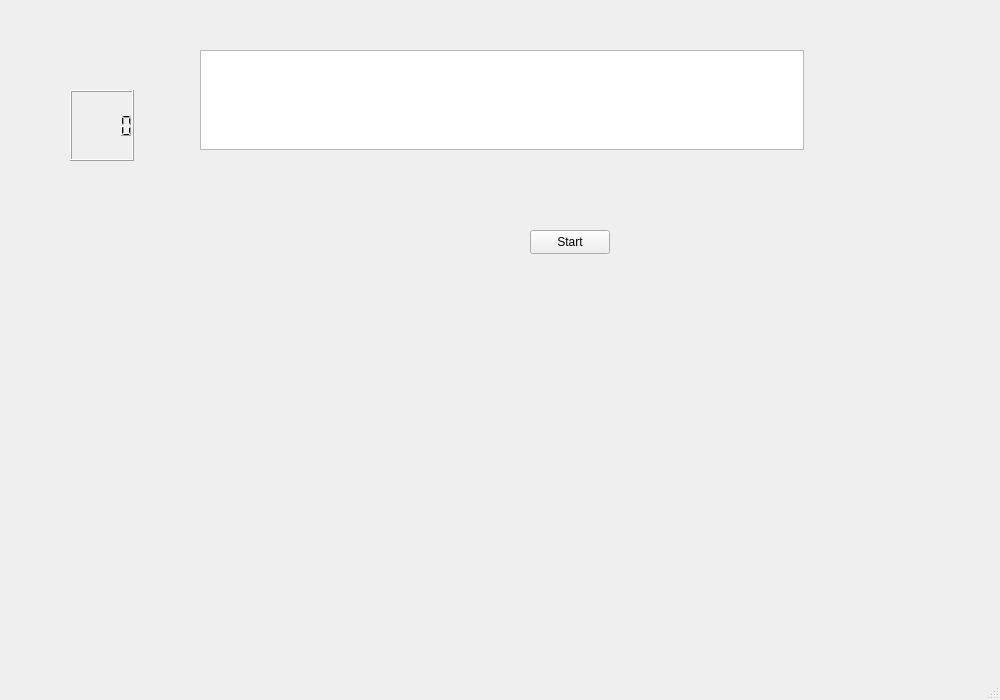
Above: Snakey/mainwindow.ui from MatthewGraber/SnakeQT before the change. Below: the same form after it.
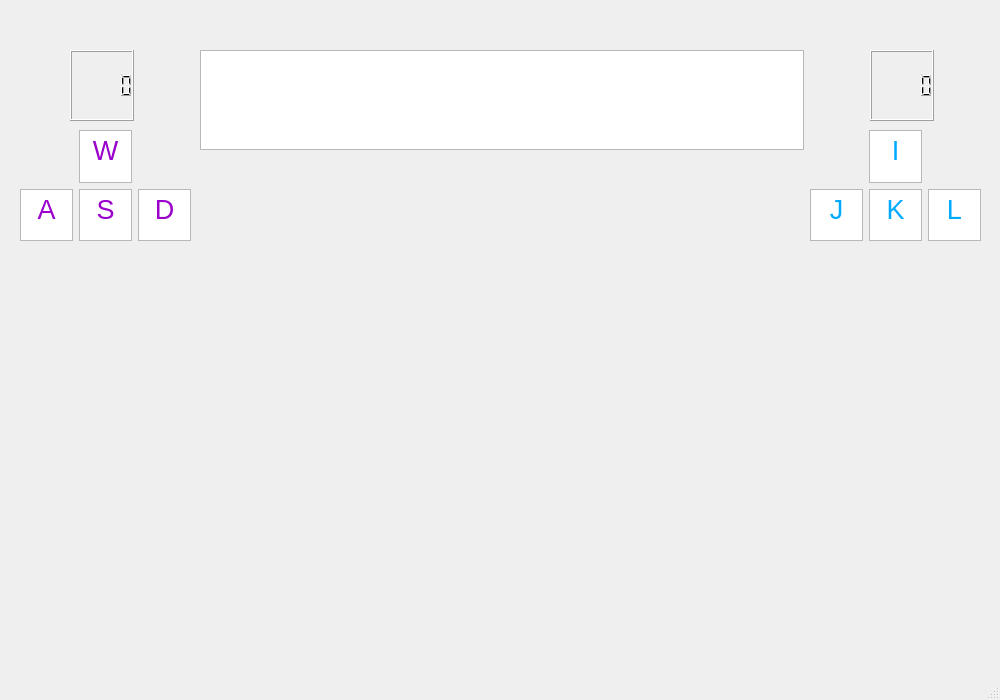
That is the form after the change.

Commit message:
Made the game look prettier
Displays controls and scores for both players

Patch:
```diff
--- a/Snakey/mainwindow.ui
+++ b/Snakey/mainwindow.ui
@@ -24,29 +24,482 @@
      </rect>
     </property>
    </widget>
-   <widget class="QPushButton" name="startBtn">
-    <property name="geometry">
-     <rect>
-      <x>530</x>
-      <y>230</y>
-      <width>80</width>
-      <height>24</height>
-     </rect>
-    </property>
-    <property name="text">
-     <string>Start</string>
-    </property>
-   </widget>
-   <widget class="QLCDNumber" name="tailLen">
+   <widget class="QLCDNumber" name="score1">
     <property name="geometry">
      <rect>
       <x>70</x>
-      <y>90</y>
+      <y>50</y>
       <width>64</width>
       <height>71</height>
      </rect>
     </property>
    </widget>
+   <widget class="QLCDNumber" name="score2">
+    <property name="geometry">
+     <rect>
+      <x>870</x>
+      <y>50</y>
+      <width>64</width>
+      <height>71</height>
+     </rect>
+    </property>
+   </widget>
+   <widget class="QWidget" name="gridLayoutWidget">
+    <property name="geometry">
+     <rect>
+      <x>20</x>
+      <y>130</y>
+      <width>171</width>
+      <height>111</height>
+     </rect>
+    </property>
+    <layout class="QGridLayout" name="gridLayout">
+     <item row="1" column="2">
+      <widget class="QTextEdit" name="textEdit_3">
+       <property name="palette">
+        <palette>
+         <active>
+          <colorrole role="Base">
+           <brush brushstyle="SolidPattern">
+            <color alpha="255">
+             <red>0</red>
+             <green>0</green>
+             <blue>0</blue>
+            </color>
+           </brush>
+          </colorrole>
+         </active>
+         <inactive>
+          <colorrole role="Base">
+           <brush brushstyle="SolidPattern">
+            <color alpha="255">
+             <red>255</red>
+             <green>255</green>
+             <blue>255</blue>
+            </color>
+           </brush>
+          </colorrole>
+         </inactive>
+         <disabled>
+          <colorrole role="Base">
+           <brush brushstyle="SolidPattern">
+            <color alpha="255">
+             <red>240</red>
+             <green>240</green>
+             <blue>240</blue>
+            </color>
+           </brush>
+          </colorrole>
+         </disabled>
+        </palette>
+       </property>
+       <property name="autoFillBackground">
+        <bool>false</bool>
+       </property>
+       <property name="html">
+        <string>&lt;!DOCTYPE HTML PUBLIC &quot;-//W3C//DTD HTML 4.0//EN&quot; &quot;http://www.w3.org/TR/REC-html40/strict.dtd&quot;&gt;
+&lt;html&gt;&lt;head&gt;&lt;meta name=&quot;qrichtext&quot; content=&quot;1&quot; /&gt;&lt;meta charset=&quot;utf-8&quot; /&gt;&lt;style type=&quot;text/css&quot;&gt;
+p, li { white-space: pre-wrap; }
+hr { height: 1px; border-width: 0; }
+li.unchecked::marker { content: &quot;\2610&quot;; }
+li.checked::marker { content: &quot;\2612&quot;; }
+&lt;/style&gt;&lt;/head&gt;&lt;body style=&quot; font-family:'Segoe UI'; font-size:9pt; font-weight:400; font-style:normal;&quot;&gt;
+&lt;p align=&quot;center&quot; style=&quot; margin-top:0px; margin-bottom:0px; margin-left:0px; margin-right:0px; -qt-block-indent:0; text-indent:0px;&quot;&gt;&lt;span style=&quot; font-size:20pt; color:#9900cc;&quot;&gt;D&lt;/span&gt;&lt;/p&gt;&lt;/body&gt;&lt;/html&gt;</string>
+       </property>
+      </widget>
+     </item>
+     <item row="0" column="1">
+      <widget class="QTextEdit" name="textEdit">
+       <property name="palette">
+        <palette>
+         <active>
+          <colorrole role="Base">
+           <brush brushstyle="SolidPattern">
+            <color alpha="255">
+             <red>0</red>
+             <green>0</green>
+             <blue>0</blue>
+            </color>
+           </brush>
+          </colorrole>
+         </active>
+         <inactive>
+          <colorrole role="Base">
+           <brush brushstyle="SolidPattern">
+            <color alpha="255">
+             <red>255</red>
+             <green>255</green>
+             <blue>255</blue>
+            </color>
+           </brush>
+          </colorrole>
+         </inactive>
+         <disabled>
+          <colorrole role="Base">
+           <brush brushstyle="SolidPattern">
+            <color alpha="255">
+             <red>240</red>
+             <green>240</green>
+             <blue>240</blue>
+            </color>
+           </brush>
+          </colorrole>
+         </disabled>
+        </palette>
+       </property>
+       <property name="autoFillBackground">
+        <bool>false</bool>
+       </property>
+       <property name="html">
+        <string>&lt;!DOCTYPE HTML PUBLIC &quot;-//W3C//DTD HTML 4.0//EN&quot; &quot;http://www.w3.org/TR/REC-html40/strict.dtd&quot;&gt;
+&lt;html&gt;&lt;head&gt;&lt;meta name=&quot;qrichtext&quot; content=&quot;1&quot; /&gt;&lt;meta charset=&quot;utf-8&quot; /&gt;&lt;style type=&quot;text/css&quot;&gt;
+p, li { white-space: pre-wrap; }
+hr { height: 1px; border-width: 0; }
+li.unchecked::marker { content: &quot;\2610&quot;; }
+li.checked::marker { content: &quot;\2612&quot;; }
+&lt;/style&gt;&lt;/head&gt;&lt;body style=&quot; font-family:'Segoe UI'; font-size:9pt; font-weight:400; font-style:normal;&quot;&gt;
+&lt;p align=&quot;center&quot; style=&quot; margin-top:0px; margin-bottom:0px; margin-left:0px; margin-right:0px; -qt-block-indent:0; text-indent:0px;&quot;&gt;&lt;span style=&quot; font-size:20pt; color:#9900cc;&quot;&gt;W&lt;/span&gt;&lt;/p&gt;&lt;/body&gt;&lt;/html&gt;</string>
+       </property>
+      </widget>
+     </item>
+     <item row="1" column="0">
+      <widget class="QTextEdit" name="textEdit_5">
+       <property name="palette">
+        <palette>
+         <active>
+          <colorrole role="Base">
+           <brush brushstyle="SolidPattern">
+            <color alpha="255">
+             <red>0</red>
+             <green>0</green>
+             <blue>0</blue>
+            </color>
+           </brush>
+          </colorrole>
+         </active>
+         <inactive>
+          <colorrole role="Base">
+           <brush brushstyle="SolidPattern">
+            <color alpha="255">
+             <red>255</red>
+             <green>255</green>
+             <blue>255</blue>
+            </color>
+           </brush>
+          </colorrole>
+         </inactive>
+         <disabled>
+          <colorrole role="Base">
+           <brush brushstyle="SolidPattern">
+            <color alpha="255">
+             <red>240</red>
+             <green>240</green>
+             <blue>240</blue>
+            </color>
+           </brush>
+          </colorrole>
+         </disabled>
+        </palette>
+       </property>
+       <property name="autoFillBackground">
+        <bool>false</bool>
+       </property>
+       <property name="html">
+        <string>&lt;!DOCTYPE HTML PUBLIC &quot;-//W3C//DTD HTML 4.0//EN&quot; &quot;http://www.w3.org/TR/REC-html40/strict.dtd&quot;&gt;
+&lt;html&gt;&lt;head&gt;&lt;meta name=&quot;qrichtext&quot; content=&quot;1&quot; /&gt;&lt;meta charset=&quot;utf-8&quot; /&gt;&lt;style type=&quot;text/css&quot;&gt;
+p, li { white-space: pre-wrap; }
+hr { height: 1px; border-width: 0; }
+li.unchecked::marker { content: &quot;\2610&quot;; }
+li.checked::marker { content: &quot;\2612&quot;; }
+&lt;/style&gt;&lt;/head&gt;&lt;body style=&quot; font-family:'Segoe UI'; font-size:9pt; font-weight:400; font-style:normal;&quot;&gt;
+&lt;p align=&quot;center&quot; style=&quot; margin-top:0px; margin-bottom:0px; margin-left:0px; margin-right:0px; -qt-block-indent:0; text-indent:0px;&quot;&gt;&lt;span style=&quot; font-size:20pt; color:#9900cc;&quot;&gt;A&lt;/span&gt;&lt;/p&gt;&lt;/body&gt;&lt;/html&gt;</string>
+       </property>
+      </widget>
+     </item>
+     <item row="1" column="1">
+      <widget class="QTextEdit" name="textEdit_2">
+       <property name="palette">
+        <palette>
+         <active>
+          <colorrole role="Base">
+           <brush brushstyle="SolidPattern">
+            <color alpha="255">
+             <red>0</red>
+             <green>0</green>
+             <blue>0</blue>
+            </color>
+           </brush>
+          </colorrole>
+         </active>
+         <inactive>
+          <colorrole role="Base">
+           <brush brushstyle="SolidPattern">
+            <color alpha="255">
+             <red>255</red>
+             <green>255</green>
+             <blue>255</blue>
+            </color>
+           </brush>
+          </colorrole>
+         </inactive>
+         <disabled>
+          <colorrole role="Base">
+           <brush brushstyle="SolidPattern">
+            <color alpha="255">
+             <red>240</red>
+             <green>240</green>
+             <blue>240</blue>
+            </color>
+           </brush>
+          </colorrole>
+         </disabled>
+        </palette>
+       </property>
+       <property name="autoFillBackground">
+        <bool>false</bool>
+       </property>
+       <property name="html">
+        <string>&lt;!DOCTYPE HTML PUBLIC &quot;-//W3C//DTD HTML 4.0//EN&quot; &quot;http://www.w3.org/TR/REC-html40/strict.dtd&quot;&gt;
+&lt;html&gt;&lt;head&gt;&lt;meta name=&quot;qrichtext&quot; content=&quot;1&quot; /&gt;&lt;meta charset=&quot;utf-8&quot; /&gt;&lt;style type=&quot;text/css&quot;&gt;
+p, li { white-space: pre-wrap; }
+hr { height: 1px; border-width: 0; }
+li.unchecked::marker { content: &quot;\2610&quot;; }
+li.checked::marker { content: &quot;\2612&quot;; }
+&lt;/style&gt;&lt;/head&gt;&lt;body style=&quot; font-family:'Segoe UI'; font-size:9pt; font-weight:400; font-style:normal;&quot;&gt;
+&lt;p align=&quot;center&quot; style=&quot; margin-top:0px; margin-bottom:0px; margin-left:0px; margin-right:0px; -qt-block-indent:0; text-indent:0px;&quot;&gt;&lt;span style=&quot; font-size:20pt; color:#9900cc;&quot;&gt;S&lt;/span&gt;&lt;/p&gt;&lt;/body&gt;&lt;/html&gt;</string>
+       </property>
+      </widget>
+     </item>
+    </layout>
+   </widget>
+   <widget class="QWidget" name="gridLayoutWidget_2">
+    <property name="geometry">
+     <rect>
+      <x>810</x>
+      <y>130</y>
+      <width>171</width>
+      <height>111</height>
+     </rect>
+    </property>
+    <layout class="QGridLayout" name="gridLayout_2">
+     <item row="1" column="2">
+      <widget class="QTextEdit" name="textEdit_4">
+       <property name="palette">
+        <palette>
+         <active>
+          <colorrole role="Base">
+           <brush brushstyle="SolidPattern">
+            <color alpha="255">
+             <red>0</red>
+             <green>0</green>
+             <blue>127</blue>
+            </color>
+           </brush>
+          </colorrole>
+         </active>
+         <inactive>
+          <colorrole role="Base">
+           <brush brushstyle="SolidPattern">
+            <color alpha="255">
+             <red>255</red>
+             <green>255</green>
+             <blue>255</blue>
+            </color>
+           </brush>
+          </colorrole>
+         </inactive>
+         <disabled>
+          <colorrole role="Base">
+           <brush brushstyle="SolidPattern">
+            <color alpha="255">
+             <red>240</red>
+             <green>240</green>
+             <blue>240</blue>
+            </color>
+           </brush>
+          </colorrole>
+         </disabled>
+        </palette>
+       </property>
+       <property name="autoFillBackground">
+        <bool>false</bool>
+       </property>
+       <property name="html">
+        <string>&lt;!DOCTYPE HTML PUBLIC &quot;-//W3C//DTD HTML 4.0//EN&quot; &quot;http://www.w3.org/TR/REC-html40/strict.dtd&quot;&gt;
+&lt;html&gt;&lt;head&gt;&lt;meta name=&quot;qrichtext&quot; content=&quot;1&quot; /&gt;&lt;meta charset=&quot;utf-8&quot; /&gt;&lt;style type=&quot;text/css&quot;&gt;
+p, li { white-space: pre-wrap; }
+hr { height: 1px; border-width: 0; }
+li.unchecked::marker { content: &quot;\2610&quot;; }
+li.checked::marker { content: &quot;\2612&quot;; }
+&lt;/style&gt;&lt;/head&gt;&lt;body style=&quot; font-family:'Segoe UI'; font-size:9pt; font-weight:400; font-style:normal;&quot;&gt;
+&lt;p align=&quot;center&quot; style=&quot; margin-top:0px; margin-bottom:0px; margin-left:0px; margin-right:0px; -qt-block-indent:0; text-indent:0px;&quot;&gt;&lt;span style=&quot; font-size:20pt; color:#00aaff;&quot;&gt;L&lt;/span&gt;&lt;/p&gt;&lt;/body&gt;&lt;/html&gt;</string>
+       </property>
+      </widget>
+     </item>
+     <item row="0" column="1">
+      <widget class="QTextEdit" name="textEdit_6">
+       <property name="palette">
+        <palette>
+         <active>
+          <colorrole role="Base">
+           <brush brushstyle="SolidPattern">
+            <color alpha="255">
+             <red>0</red>
+             <green>0</green>
+             <blue>127</blue>
+            </color>
+           </brush>
+          </colorrole>
+         </active>
+         <inactive>
+          <colorrole role="Base">
+           <brush brushstyle="SolidPattern">
+            <color alpha="255">
+             <red>255</red>
+             <green>255</green>
+             <blue>255</blue>
+            </color>
+           </brush>
+          </colorrole>
+         </inactive>
+         <disabled>
+          <colorrole role="Base">
+           <brush brushstyle="SolidPattern">
+            <color alpha="255">
+             <red>240</red>
+             <green>240</green>
+             <blue>240</blue>
+            </color>
+           </brush>
+          </colorrole>
+         </disabled>
+        </palette>
+       </property>
+       <property name="autoFillBackground">
+        <bool>false</bool>
+       </property>
+       <property name="html">
+        <string>&lt;!DOCTYPE HTML PUBLIC &quot;-//W3C//DTD HTML 4.0//EN&quot; &quot;http://www.w3.org/TR/REC-html40/strict.dtd&quot;&gt;
+&lt;html&gt;&lt;head&gt;&lt;meta name=&quot;qrichtext&quot; content=&quot;1&quot; /&gt;&lt;meta charset=&quot;utf-8&quot; /&gt;&lt;style type=&quot;text/css&quot;&gt;
+p, li { white-space: pre-wrap; }
+hr { height: 1px; border-width: 0; }
+li.unchecked::marker { content: &quot;\2610&quot;; }
+li.checked::marker { content: &quot;\2612&quot;; }
+&lt;/style&gt;&lt;/head&gt;&lt;body style=&quot; font-family:'Segoe UI'; font-size:9pt; font-weight:400; font-style:normal;&quot;&gt;
+&lt;p align=&quot;center&quot; style=&quot; margin-top:0px; margin-bottom:0px; margin-left:0px; margin-right:0px; -qt-block-indent:0; text-indent:0px;&quot;&gt;&lt;span style=&quot; font-size:20pt; color:#00aaff;&quot;&gt;I&lt;/span&gt;&lt;/p&gt;&lt;/body&gt;&lt;/html&gt;</string>
+       </property>
+      </widget>
+     </item>
+     <item row="1" column="0">
+      <widget class="QTextEdit" name="textEdit_7">
+       <property name="palette">
+        <palette>
+         <active>
+          <colorrole role="Base">
+           <brush brushstyle="SolidPattern">
+            <color alpha="255">
+             <red>0</red>
+             <green>0</green>
+             <blue>127</blue>
+            </color>
+           </brush>
+          </colorrole>
+         </active>
+         <inactive>
+          <colorrole role="Base">
+           <brush brushstyle="SolidPattern">
+            <color alpha="255">
+             <red>255</red>
+             <green>255</green>
+             <blue>255</blue>
+            </color>
+           </brush>
+          </colorrole>
+         </inactive>
+         <disabled>
+          <colorrole role="Base">
+           <brush brushstyle="SolidPattern">
+            <color alpha="255">
+             <red>240</red>
+             <green>240</green>
+             <blue>240</blue>
+            </color>
+           </brush>
+          </colorrole>
+         </disabled>
+        </palette>
+       </property>
+       <property name="autoFillBackground">
+        <bool>false</bool>
+       </property>
+       <property name="html">
+        <string>&lt;!DOCTYPE HTML PUBLIC &quot;-//W3C//DTD HTML 4.0//EN&quot; &quot;http://www.w3.org/TR/REC-html40/strict.dtd&quot;&gt;
+&lt;html&gt;&lt;head&gt;&lt;meta name=&quot;qrichtext&quot; content=&quot;1&quot; /&gt;&lt;meta charset=&quot;utf-8&quot; /&gt;&lt;style type=&quot;text/css&quot;&gt;
+p, li { white-space: pre-wrap; }
+hr { height: 1px; border-width: 0; }
+li.unchecked::marker { content: &quot;\2610&quot;; }
+li.checked::marker { content: &quot;\2612&quot;; }
+&lt;/style&gt;&lt;/head&gt;&lt;body style=&quot; font-family:'Segoe UI'; font-size:9pt; font-weight:400; font-style:normal;&quot;&gt;
+&lt;p align=&quot;center&quot; style=&quot; margin-top:0px; margin-bottom:0px; margin-left:0px; margin-right:0px; -qt-block-indent:0; text-indent:0px;&quot;&gt;&lt;span style=&quot; font-size:20pt; color:#00aaff;&quot;&gt;J&lt;/span&gt;&lt;/p&gt;&lt;/body&gt;&lt;/html&gt;</string>
+       </property>
+      </widget>
+     </item>
+     <item row="1" column="1">
+      <widget class="QTextEdit" name="textEdit_8">
+       <property name="palette">
+        <palette>
+         <active>
+          <colorrole role="Base">
+           <brush brushstyle="SolidPattern">
+            <color alpha="255">
+             <red>0</red>
+             <green>0</green>
+             <blue>127</blue>
+            </color>
+           </brush>
+          </colorrole>
+         </active>
+         <inactive>
+          <colorrole role="Base">
+           <brush brushstyle="SolidPattern">
+            <color alpha="255">
+             <red>255</red>
+             <green>255</green>
+             <blue>255</blue>
+            </color>
+           </brush>
+          </colorrole>
+         </inactive>
+         <disabled>
+          <colorrole role="Base">
+           <brush brushstyle="SolidPattern">
+            <color alpha="255">
+             <red>240</red>
+             <green>240</green>
+             <blue>240</blue>
+            </color>
+           </brush>
+          </colorrole>
+         </disabled>
+        </palette>
+       </property>
+       <property name="autoFillBackground">
+        <bool>false</bool>
+       </property>
+       <property name="html">
+        <string>&lt;!DOCTYPE HTML PUBLIC &quot;-//W3C//DTD HTML 4.0//EN&quot; &quot;http://www.w3.org/TR/REC-html40/strict.dtd&quot;&gt;
+&lt;html&gt;&lt;head&gt;&lt;meta name=&quot;qrichtext&quot; content=&quot;1&quot; /&gt;&lt;meta charset=&quot;utf-8&quot; /&gt;&lt;style type=&quot;text/css&quot;&gt;
+p, li { white-space: pre-wrap; }
+hr { height: 1px; border-width: 0; }
+li.unchecked::marker { content: &quot;\2610&quot;; }
+li.checked::marker { content: &quot;\2612&quot;; }
+&lt;/style&gt;&lt;/head&gt;&lt;body style=&quot; font-family:'Segoe UI'; font-size:9pt; font-weight:400; font-style:normal;&quot;&gt;
+&lt;p align=&quot;center&quot; style=&quot; margin-top:0px; margin-bottom:0px; margin-left:0px; margin-right:0px; -qt-block-indent:0; text-indent:0px;&quot;&gt;&lt;span style=&quot; font-size:20pt; color:#00aaff;&quot;&gt;K&lt;/span&gt;&lt;/p&gt;&lt;/body&gt;&lt;/html&gt;</string>
+       </property>
+      </widget>
+     </item>
+    </layout>
+   </widget>
   </widget>
   <widget class="QMenuBar" name="menubar">
    <property name="geometry">
```
The commit also changes 2 other files.
